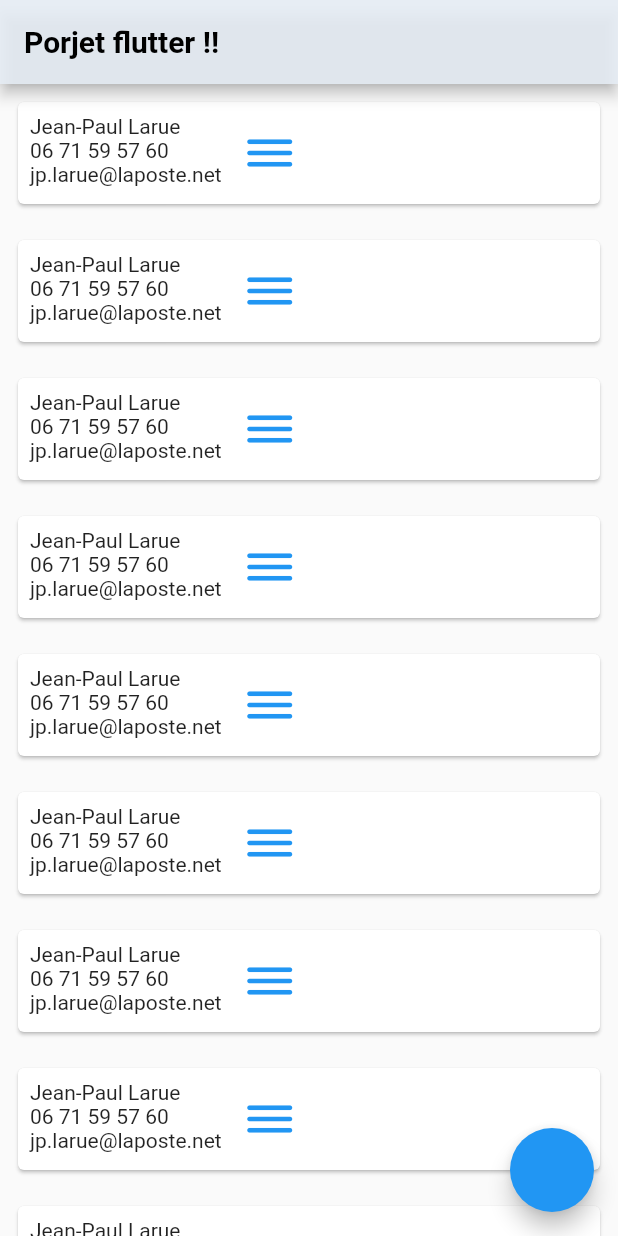
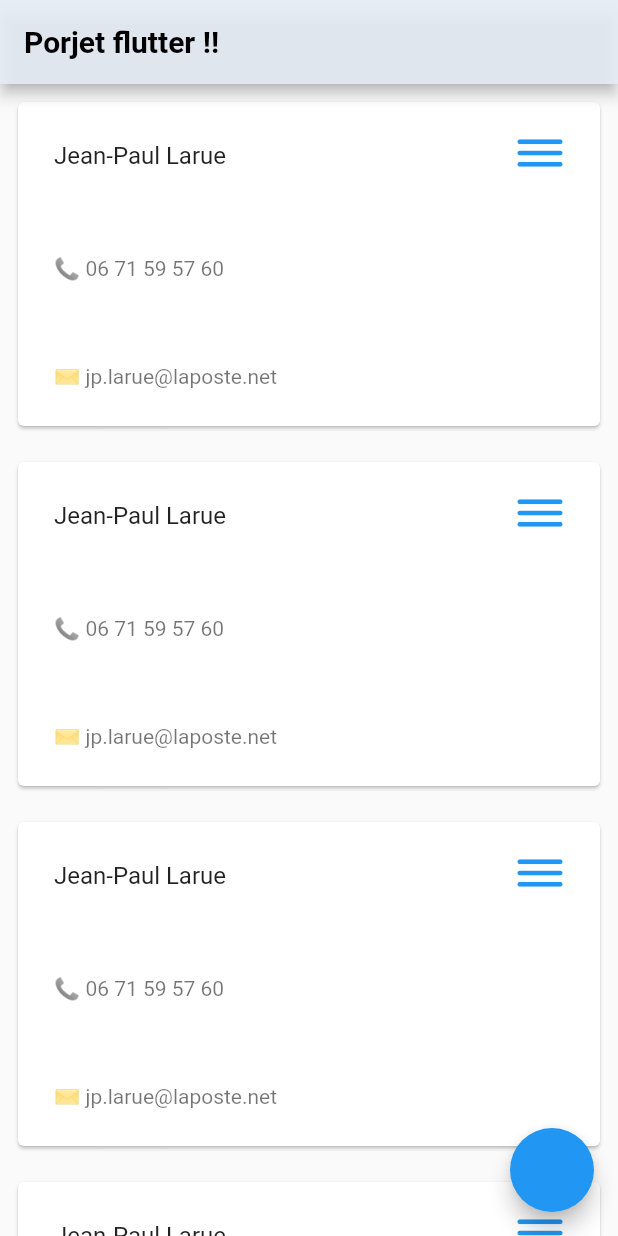
Before and after one commit to LoicMartinez/projet-anuaire-Futter, a Flutter app: the screen it shows after launch, on a phone screen of 412 x 824 dp. Run offline on Flutter 3.47's test engine with Material 2 defaults, Android fonts, the phone set to English and light mode, and no system bars; our stand-ins replace get.

Commit message:
Modifier les card

```diff
--- a/lib/view/contact_page/widget/contact.dart
+++ b/lib/view/contact_page/widget/contact.dart
@@ -106,10 +106,23 @@ class Block extends StatelessWidget {
                 crossAxisAlignment: CrossAxisAlignment.start,
                 mainAxisAlignment: MainAxisAlignment.start,
                 children: <Widget>[
-                  Column(
-                    crossAxisAlignment: CrossAxisAlignment.start,
-                    children: [Text(name), Text(phoneNumber), Text(mail)],
+                  Expanded(
+                    child: Column(
+                      crossAxisAlignment: CrossAxisAlignment.start,
+                      children: [
+                        ListTile(
+                          title: Text(name),
+                        ),
+                        ListTile(
+                          subtitle: Text('\u{1F4DE} ' + phoneNumber),
+                        ),
+                         ListTile(
+                          subtitle : Text('\u{2709} ' + mail),
+                        )
+                      ],
+                    ),
                   ),
+
                   Column(
                     crossAxisAlignment: CrossAxisAlignment.end,
                     children: <Widget>[
@@ -117,7 +130,7 @@ class Block extends StatelessWidget {
                         child: const Icon(
                           Icons.dehaze_rounded,
                           color: Colors.blue,
-                          size: 36.0,
+                          size: 36.0
                         ),
                         onPressed: () {},
                       ),
```
Also changed, not shown: pubspec.lock, 2 other files.
